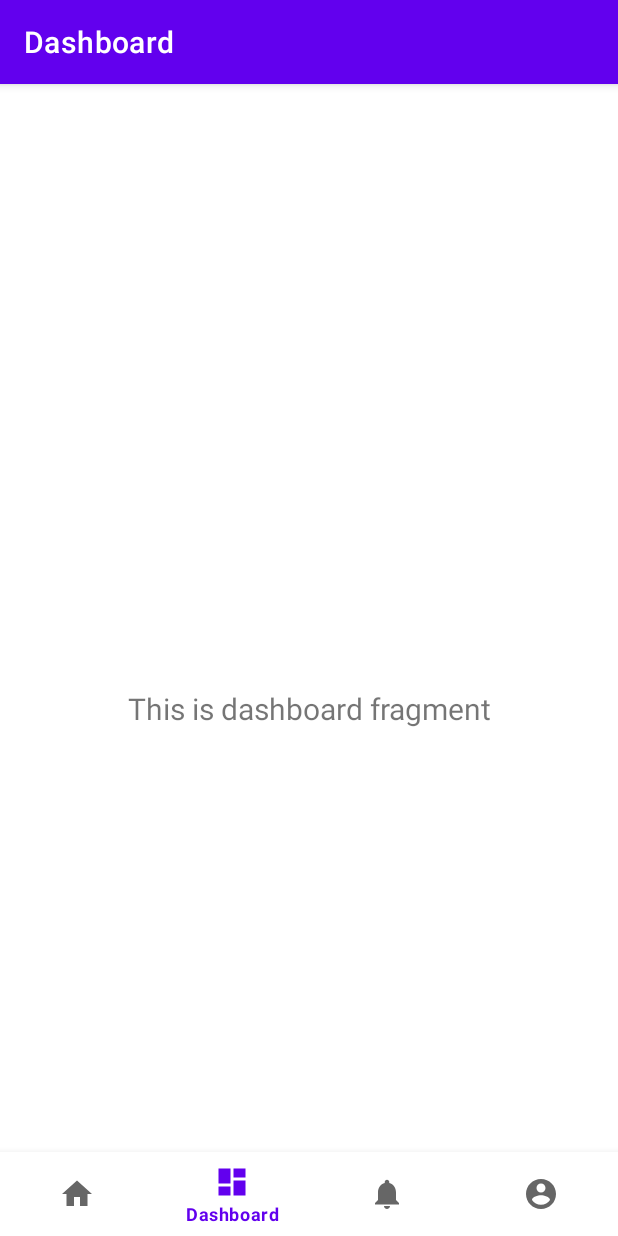
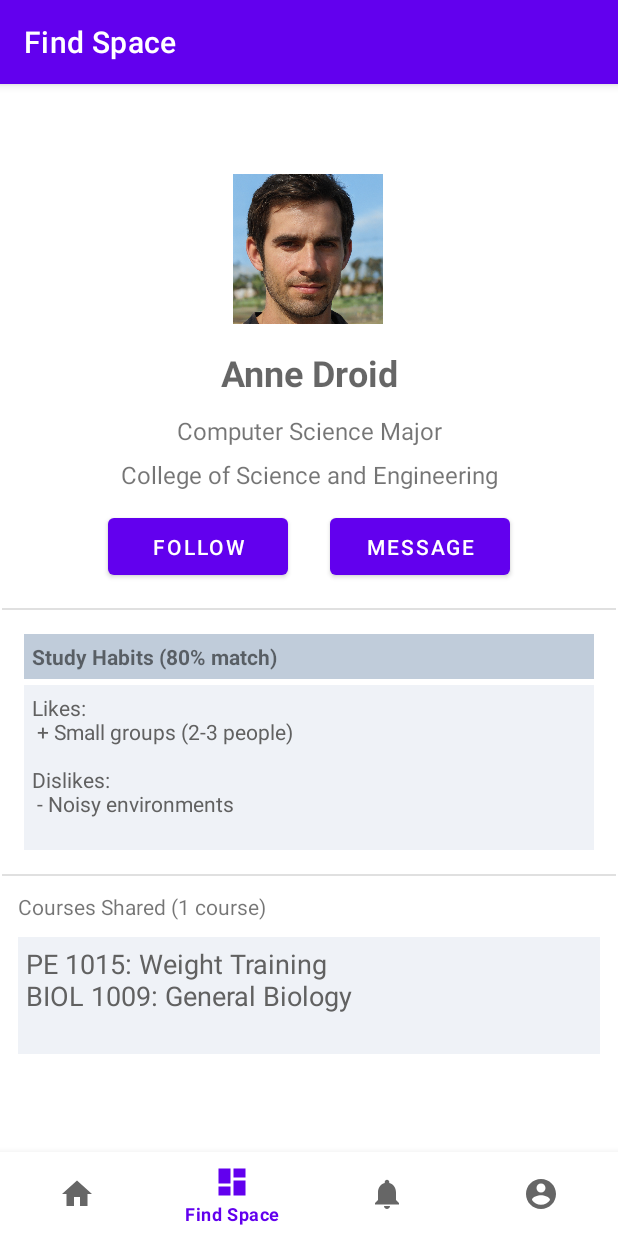
Before and after one commit to boswaldumn/csci5115-gopherbuddies, an Android app: the screen it shows after launch (MainActivity), item 2 of the bottom bar chosen, on a phone screen of 412 x 824 dp. Run offline under Robolectric (Android 15) with nearby library versions, the phone set to English and light mode, and no system bars; our stand-ins replace navigation-ui.

Commit message:
Initial stab at FindSpace page

```diff
--- a/app/src/main/java/com/example/gopherbuddyapp/MainActivity.java
+++ b/app/src/main/java/com/example/gopherbuddyapp/MainActivity.java
@@ -27,7 +27,7 @@ public class MainActivity extends AppCompatActivity {
         // Passing each menu ID as a set of Ids because each
         // menu should be considered as top level destinations.
         AppBarConfiguration appBarConfiguration = new AppBarConfiguration.Builder(
-                R.id.navigation_home, R.id.navigation_dashboard, R.id.navigation_notifications, R.id.navigation_myprofile)
+                R.id.navigation_home, R.id.navigation_findspace, R.id.navigation_notifications, R.id.navigation_myprofile)
                 .build();
         NavController navController = Navigation.findNavController(this, R.id.nav_host_fragment_activity_main);
         NavigationUI.setupActionBarWithNavController(this, navController, appBarConfiguration);
--- /dev/null
+++ b/app/src/main/java/com/example/gopherbuddyapp/ui/findspace/FindSpaceFragment.java
@@ -0,0 +1,53 @@
+package com.example.gopherbuddyapp.ui.findspace;
+
+import android.os.Bundle;
+import android.view.LayoutInflater;
+import android.view.View;
+import android.view.ViewGroup;
+import android.widget.TextView;
+
+import androidx.annotation.NonNull;
+import androidx.fragment.app.Fragment;
+import androidx.lifecycle.ViewModelProvider;
+
+import com.example.gopherbuddyapp.databinding.FragmentFindspaceBinding;
+import com.example.gopherbuddyapp.databinding.FragmentMyprofileBinding;
+
+
+public class FindSpaceFragment extends Fragment {
+
+    private @NonNull FragmentFindspaceBinding binding;
+
+    public View onCreateView(@NonNull LayoutInflater inflater,
+                             ViewGroup container, Bundle savedInstanceState) {
+
+        FindSpaceViewModel findSpaceViewModel =
+                new ViewModelProvider(this).get(FindSpaceViewModel.class);
+
+        binding = FragmentFindspaceBinding.inflate(inflater, container, false);
+        View root = binding.getRoot();
+
+        final TextView nameText = binding.textName;
+        findSpaceViewModel.getName().observe(getViewLifecycleOwner(), nameText::setText);
+
+        final TextView majorText = binding.textMajor;
+        findSpaceViewModel.getMajor().observe(getViewLifecycleOwner(), majorText::setText);
+
+        final TextView collegeText = binding.textCollege;
+        findSpaceViewModel.getCollege().observe(getViewLifecycleOwner(), collegeText::setText);
+
+        final TextView studyHabits = binding.studyHabits;
+        findSpaceViewModel.getStudyHabits().observe(getViewLifecycleOwner(), studyHabits::setText);
+
+        final TextView coursesList = binding.coursesList;
+        findSpaceViewModel.getCourses().observe(getViewLifecycleOwner(), coursesList::setText);
+
+        return root;
+    }
+
+    @Override
+    public void onDestroyView() {
+        super.onDestroyView();
+        binding = null;
+    }
+}
--- /dev/null
+++ b/app/src/main/java/com/example/gopherbuddyapp/ui/findspace/FindSpaceViewModel.java
@@ -0,0 +1,47 @@
+package com.example.gopherbuddyapp.ui.findspace;
+
+import androidx.lifecycle.LiveData;
+import androidx.lifecycle.MutableLiveData;
+import androidx.lifecycle.ViewModel;
+
+public class FindSpaceViewModel extends ViewModel {
+
+    private final MutableLiveData<String> nameText;
+    private final MutableLiveData<String> majorText;
+    private final MutableLiveData<String> collegeText;
+    private final MutableLiveData<String> studyHabitsText;
+    private final MutableLiveData<String> coursesList;
+
+    public FindSpaceViewModel() {
+        nameText = new MutableLiveData<>();
+        nameText.setValue("Anne Droid");
+
+        majorText = new MutableLiveData<>();
+        majorText.setValue("Computer Science Major");
+
+        collegeText = new MutableLiveData<>();
+        collegeText.setValue("College of Science and Engineering");
+
+        studyHabitsText = new MutableLiveData<>();
+        studyHabitsText.setValue("Likes:\n + Small groups (2-3 people)\n\n"
+                                    + "Dislikes:\n - Noisy environments\n");
+
+        coursesList = new MutableLiveData<>();
+        coursesList.setValue("PE 1015: Weight Training\nBIOL 1009: General Biology\n");
+
+    }
+
+    public LiveData<String> getName() {
+        return nameText;
+    }
+
+    public LiveData<String> getMajor() {
+        return majorText;
+    }
+
+    public LiveData<String> getCollege() { return collegeText; }
+
+    public LiveData<String> getStudyHabits() { return studyHabitsText; }
+
+    public LiveData<String> getCourses() { return coursesList; }
+}
--- /dev/null
+++ b/app/src/main/res/layout/fragment_findspace.xml
@@ -0,0 +1,169 @@
+<?xml version="1.0" encoding="utf-8"?>
+<ScrollView xmlns:android="http://schemas.android.com/apk/res/android"
+    xmlns:app="http://schemas.android.com/apk/res-auto"
+    xmlns:tools="http://schemas.android.com/tools"
+    android:layout_width="match_parent"
+    android:layout_height="match_parent">
+
+    <androidx.constraintlayout.widget.ConstraintLayout
+        android:id="@+id/ConstraintLayout"
+        android:layout_width="match_parent"
+        android:layout_height="729dp"
+        tools:layout_editor_absoluteY="1dp">
+
+        <ImageView
+            android:id="@+id/findSpaceProfilePicture"
+            android:layout_width="100dp"
+            android:layout_height="100dp"
+            android:layout_marginTop="4dp"
+            android:contentDescription="@string/findspace_profilepicture"
+            android:src="@drawable/my_profile_pic"
+            app:layout_constraintEnd_toEndOf="parent"
+            app:layout_constraintHorizontal_bias="0.498"
+            app:layout_constraintStart_toStartOf="parent"
+            app:layout_constraintTop_toTopOf="parent"
+            tools:ignore="ImageContrastCheck"
+            tools:srcCompat="@tools:sample/avatars" />
+
+        <TextView
+            android:id="@+id/text_name"
+            android:layout_width="279dp"
+            android:layout_height="40dp"
+            android:layout_marginTop="16dp"
+            android:textAlignment="center"
+            android:textAppearance="@style/TextAppearance.AppCompat.Display1"
+            android:textSize="24sp"
+            android:textStyle="bold"
+            app:layout_constraintEnd_toEndOf="parent"
+            app:layout_constraintStart_toStartOf="parent"
+            app:layout_constraintTop_toBottomOf="@+id/findSpaceProfilePicture" />
+
+        <TextView
+            android:id="@+id/text_college"
+            android:layout_width="279dp"
+            android:layout_height="0dp"
+            android:layout_marginTop="4dp"
+            android:textAlignment="center"
+            android:textSize="16sp"
+            app:layout_constraintEnd_toEndOf="parent"
+            app:layout_constraintStart_toStartOf="parent"
+            app:layout_constraintTop_toBottomOf="@+id/text_major" />
+
+        <TextView
+            android:id="@+id/text_major"
+            android:layout_width="279dp"
+            android:layout_height="25dp"
+            android:layout_marginTop="4dp"
+            android:textAlignment="center"
+            android:textSize="16sp"
+            app:layout_constraintEnd_toEndOf="parent"
+            app:layout_constraintStart_toStartOf="parent"
+            app:layout_constraintTop_toBottomOf="@+id/text_name" />
+
+        <View
+            android:id="@+id/divider"
+            android:layout_width="409dp"
+            android:layout_height="0dp"
+            android:layout_marginTop="16dp"
+            android:background="?android:attr/listDivider"
+            app:layout_constraintEnd_toEndOf="parent"
+            app:layout_constraintStart_toStartOf="parent"
+            app:layout_constraintTop_toBottomOf="@+id/followButton" />
+
+        <TextView
+            android:id="@+id/textView"
+            android:layout_width="0dp"
+            android:layout_height="30dp"
+            android:layout_marginStart="16dp"
+            android:layout_marginTop="16dp"
+            android:layout_marginEnd="16dp"
+            android:background="#C0CCDA"
+            android:padding="5dp"
+            android:text="@string/findspace_studyheader"
+            android:textStyle="bold"
+            app:layout_constraintEnd_toEndOf="parent"
+            app:layout_constraintHorizontal_bias="0.0"
+            app:layout_constraintStart_toStartOf="parent"
+            app:layout_constraintTop_toBottomOf="@+id/divider" />
+
+        <TextView
+            android:id="@+id/findViewCoursesHeader"
+            android:layout_width="0dp"
+            android:layout_height="30dp"
+            android:layout_marginStart="12dp"
+            android:layout_marginTop="12dp"
+            android:layout_marginEnd="12dp"
+            android:text="@string/findspace_coursesheader"
+            app:layout_constraintBottom_toTopOf="@+id/courses_list"
+            app:layout_constraintEnd_toEndOf="parent"
+            app:layout_constraintHorizontal_bias="0.0"
+            app:layout_constraintStart_toStartOf="parent"
+            app:layout_constraintTop_toTopOf="@+id/divider2"
+            app:layout_constraintVertical_bias="1.0" />
+
+        <View
+            android:id="@+id/divider2"
+            android:layout_width="409dp"
+            android:layout_height="1dp"
+            android:layout_marginTop="16dp"
+            android:background="?android:attr/listDivider"
+            app:layout_constraintEnd_toEndOf="parent"
+            app:layout_constraintStart_toStartOf="parent"
+            app:layout_constraintTop_toBottomOf="@+id/studyHabits" />
+
+        <TextView
+            android:id="@+id/studyHabits"
+            android:layout_width="0dp"
+            android:layout_height="wrap_content"
+            android:layout_marginStart="16dp"
+            android:layout_marginTop="4dp"
+            android:layout_marginEnd="16dp"
+            android:background="#EFF2F7"
+            android:padding="5dp"
+            android:text="@string/findspace_studyhabits"
+            android:textColor="#616161"
+            app:layout_constraintEnd_toEndOf="parent"
+            app:layout_constraintHorizontal_bias="0.0"
+            app:layout_constraintStart_toStartOf="parent"
+            app:layout_constraintTop_toBottomOf="@+id/textView" />
+
+        <TextView
+            android:id="@+id/courses_list"
+            android:layout_width="0dp"
+            android:layout_height="wrap_content"
+            android:layout_marginStart="12dp"
+            android:layout_marginEnd="12dp"
+            android:background="#EFF2F7"
+            android:padding="5dp"
+            android:text="@string/findspace_courses"
+            android:textAppearance="@style/TextAppearance.AppCompat.Medium"
+            android:textColor="#616161"
+            app:layout_constraintBottom_toBottomOf="parent"
+            app:layout_constraintEnd_toEndOf="parent"
+            app:layout_constraintHorizontal_bias="0.0"
+            app:layout_constraintStart_toStartOf="parent"
+            app:layout_constraintTop_toBottomOf="@+id/findViewCoursesHeader" />
+
+        <Button
+            android:id="@+id/followButton"
+            android:layout_width="120dp"
+            android:layout_height="50dp"
+            android:layout_marginStart="72dp"
+            android:layout_marginTop="12dp"
+            android:text="@string/findspace_followbutton"
+            app:layout_constraintStart_toStartOf="parent"
+            app:layout_constraintTop_toBottomOf="@+id/text_college" />
+
+        <Button
+            android:id="@+id/messageButton"
+            android:layout_width="120dp"
+            android:layout_height="50dp"
+            android:layout_marginTop="12dp"
+            android:layout_marginEnd="72dp"
+            android:text="@string/findspace_messagebutton"
+            app:layout_constraintEnd_toEndOf="parent"
+            app:layout_constraintTop_toBottomOf="@+id/text_college" />
+
+    </androidx.constraintlayout.widget.ConstraintLayout>
+
+</ScrollView>
--- a/app/src/main/res/layout/fragment_myprofile.xml
+++ b/app/src/main/res/layout/fragment_myprofile.xml
@@ -12,7 +12,7 @@
         tools:layout_editor_absoluteY="1dp">
 
         <ImageView
-            android:id="@+id/profilePicture"
+            android:id="@+id/findSpaceProfilePicture"
             android:layout_width="100dp"
             android:layout_height="100dp"
             android:layout_marginStart="12dp"
@@ -29,10 +29,10 @@
             android:layout_height="wrap_content"
             android:layout_marginStart="8dp"
             android:textSize="16sp"
-            app:layout_constraintBottom_toBottomOf="@+id/profilePicture"
+            app:layout_constraintBottom_toBottomOf="@+id/findSpaceProfilePicture"
             app:layout_constraintEnd_toStartOf="@+id/edit_button"
             app:layout_constraintHorizontal_bias="0.5"
-            app:layout_constraintStart_toEndOf="@+id/profilePicture"
+            app:layout_constraintStart_toEndOf="@+id/findSpaceProfilePicture"
             app:layout_constraintTop_toBottomOf="@+id/text_major" />
 
         <TextView
@@ -46,7 +46,7 @@
             app:layout_constraintBottom_toTopOf="@+id/text_major"
             app:layout_constraintEnd_toStartOf="@+id/edit_button"
             app:layout_constraintHorizontal_bias="0.5"
-            app:layout_constraintStart_toEndOf="@+id/profilePicture"
+            app:layout_constraintStart_toEndOf="@+id/findSpaceProfilePicture"
             app:layout_constraintTop_toTopOf="parent" />
 
         <Button
@@ -58,7 +58,7 @@
             android:textAlignment="center"
             android:textAllCaps="false"
             android:textStyle="bold"
-            app:layout_constraintBottom_toBottomOf="@+id/profilePicture"
+            app:layout_constraintBottom_toBottomOf="@+id/findSpaceProfilePicture"
             app:layout_constraintEnd_toEndOf="parent"
             app:layout_constraintTop_toTopOf="parent" />
 
@@ -71,7 +71,7 @@
             app:layout_constraintBottom_toTopOf="@+id/text_college"
             app:layout_constraintEnd_toStartOf="@+id/edit_button"
             app:layout_constraintHorizontal_bias="0.0"
-            app:layout_constraintStart_toEndOf="@+id/profilePicture"
+            app:layout_constraintStart_toEndOf="@+id/findSpaceProfilePicture"
             app:layout_constraintTop_toBottomOf="@+id/text_name" />
 
         <View
@@ -82,7 +82,7 @@
             android:background="?android:attr/listDivider"
             app:layout_constraintEnd_toEndOf="parent"
             app:layout_constraintStart_toStartOf="parent"
-            app:layout_constraintTop_toBottomOf="@+id/profilePicture" />
+            app:layout_constraintTop_toBottomOf="@+id/findSpaceProfilePicture" />
 
         <View
             android:id="@+id/divider2"
@@ -124,7 +124,7 @@
             app:layout_constraintTop_toBottomOf="@+id/textView" />
 
         <Button
-            android:id="@+id/button_courses"
+            android:id="@+id/courseHeader"
             android:layout_width="115dp"
             android:layout_height="wrap_content"
             android:layout_marginTop="12dp"
@@ -142,11 +142,11 @@
             android:text="Schedule"
             app:layout_constraintEnd_toEndOf="parent"
             app:layout_constraintHorizontal_bias="0.5"
-            app:layout_constraintStart_toEndOf="@+id/button_courses"
+            app:layout_constraintStart_toEndOf="@+id/courseHeader"
             app:layout_constraintTop_toBottomOf="@+id/divider2" />
 
         <TextView
-            android:id="@+id/courses_header"
+            android:id="@+id/findViewCoursesNumber"
             android:layout_width="0dp"
             android:layout_height="wrap_content"
             android:layout_marginStart="16dp"
@@ -158,7 +158,7 @@
             android:textStyle="bold"
             app:layout_constraintEnd_toEndOf="parent"
             app:layout_constraintStart_toStartOf="parent"
-            app:layout_constraintTop_toBottomOf="@+id/button_courses" />
+            app:layout_constraintTop_toBottomOf="@+id/courseHeader" />
 
         <TextView
             android:id="@+id/courses_list"
@@ -172,7 +172,7 @@
             android:textAppearance="@style/TextAppearance.AppCompat.Medium"
             app:layout_constraintEnd_toEndOf="parent"
             app:layout_constraintStart_toStartOf="parent"
-            app:layout_constraintTop_toBottomOf="@+id/courses_header" />
+            app:layout_constraintTop_toBottomOf="@+id/findViewCoursesNumber" />
 
     </androidx.constraintlayout.widget.ConstraintLayout>
 
--- a/app/src/main/res/menu/bottom_nav_menu.xml
+++ b/app/src/main/res/menu/bottom_nav_menu.xml
@@ -7,9 +7,9 @@
         android:title="@string/title_home" />
 
     <item
-        android:id="@+id/navigation_dashboard"
+        android:id="@+id/navigation_findspace"
         android:icon="@drawable/ic_dashboard_black_24dp"
-        android:title="@string/title_dashboard" />
+        android:title="@string/title_findspace" />
 
     <item
         android:id="@+id/navigation_notifications"
--- a/app/src/main/res/navigation/mobile_navigation.xml
+++ b/app/src/main/res/navigation/mobile_navigation.xml
@@ -12,10 +12,9 @@
         tools:layout="@layout/fragment_home" />
 
     <fragment
-        android:id="@+id/navigation_dashboard"
-        android:name="com.example.gopherbuddyapp.ui.dashboard.DashboardFragment"
-        android:label="@string/title_dashboard"
-        tools:layout="@layout/fragment_dashboard" />
+        android:id="@+id/navigation_findspace"
+        android:name="com.example.gopherbuddyapp.ui.findspace.FindSpaceFragment"
+        android:label="@string/title_findspace" />
 
     <fragment
         android:id="@+id/navigation_notifications"
--- a/app/src/main/res/values/strings.xml
+++ b/app/src/main/res/values/strings.xml
@@ -1,7 +1,15 @@
 <resources>
     <string name="app_name">GopherBuddyApp</string>
     <string name="title_home">Home</string>
-    <string name="title_dashboard">Dashboard</string>
+    <string name="title_findspace">Find Space</string>
     <string name="title_notifications">Notifications</string>
     <string name="title_myprofile">My Profile</string>
+    <string name="findspace_profilepicture">User\'s Profile Picture</string>
+    <string name="findspace_followbutton">Follow</string>
+    <string name="findspace_messagebutton">Message</string>
+    <string name="findspace_studyheader">Study Habits (80% match)</string>
+    <string name="findspace_studyhabits">Likes/Dislikes</string>
+    <string name="findspace_coursesheader">Courses Shared (1 course)</string>
+    <string name="findspace_courses">PE 1015: Weight Training</string>
+
 </resources>
```
